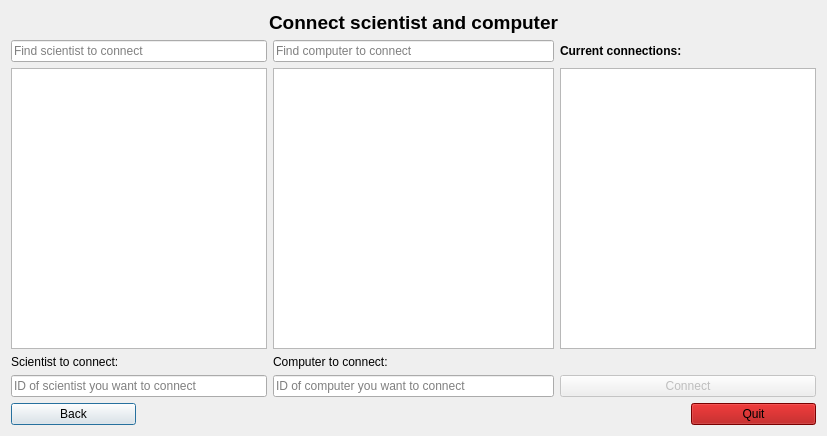
Chiquita40-VLN-H2016/chiquita40, file Skil3/ConnectWindow.ui: the form before one commit.
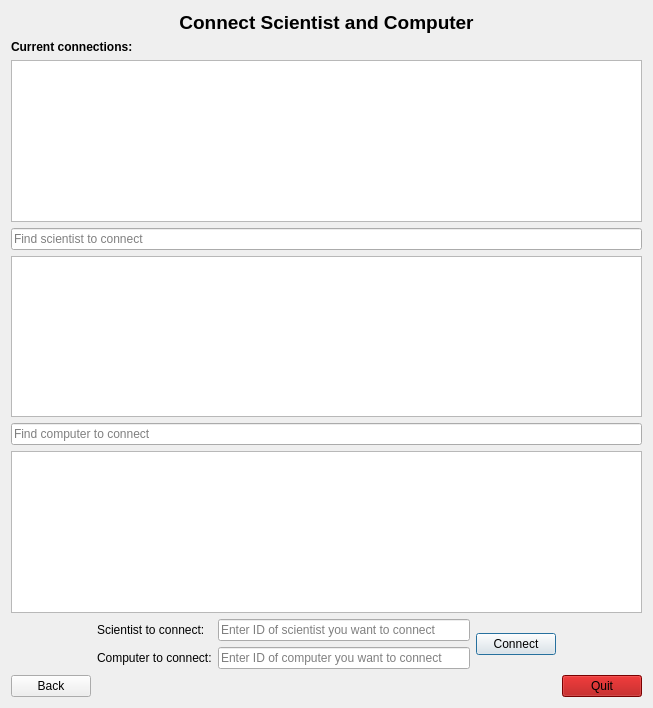
The form after the commit. Icons and pictures are not drawn.

```diff
--- a/Skil3/ConnectWindow.ui
+++ b/Skil3/ConnectWindow.ui
@@ -6,93 +6,108 @@
    <rect>
     <x>0</x>
     <y>0</y>
-    <width>827</width>
-    <height>436</height>
+    <width>653</width>
+    <height>708</height>
    </rect>
   </property>
+  <property name="font">
+   <font>
+    <pointsize>9</pointsize>
+   </font>
+  </property>
   <property name="windowTitle">
    <string>Dialog</string>
   </property>
   <layout class="QGridLayout" name="gridLayout">
-   <item row="1" column="0" colspan="2">
+   <item row="0" column="0" colspan="5">
+    <widget class="QLabel" name="label">
+     <property name="text">
+      <string>&lt;html&gt;&lt;head/&gt;&lt;body&gt;&lt;p align=&quot;center&quot;&gt;&lt;span style=&quot; font-size:14pt; font-weight:600;&quot;&gt;Connect Scientist and Computer&lt;/span&gt;&lt;/p&gt;&lt;/body&gt;&lt;/html&gt;</string>
+     </property>
+    </widget>
+   </item>
+   <item row="1" column="0" colspan="5">
+    <widget class="QLabel" name="label_currentConnections">
+     <property name="text">
+      <string>&lt;b&gt;Current connections:&lt;/b&gt;</string>
+     </property>
+    </widget>
+   </item>
+   <item row="2" column="0" colspan="5">
+    <widget class="QListWidget" name="list_connectCurrent"/>
+   </item>
+   <item row="3" column="0" colspan="5">
     <widget class="QLineEdit" name="input_connectScientistSearch">
      <property name="placeholderText">
       <string>Find scientist to connect</string>
      </property>
     </widget>
    </item>
-   <item row="1" column="2">
+   <item row="4" column="0" colspan="5">
+    <widget class="QListWidget" name="list_connectScientistSearchResult">
+     <property name="font">
+      <font>
+       <pointsize>9</pointsize>
+      </font>
+     </property>
+    </widget>
+   </item>
+   <item row="5" column="0" colspan="5">
     <widget class="QLineEdit" name="input_connectComputerSearch">
      <property name="placeholderText">
       <string>Find computer to connect</string>
      </property>
     </widget>
    </item>
-   <item row="1" column="3">
-    <widget class="QLabel" name="label_currentConnections">
-     <property name="text">
-      <string>&lt;b&gt;Current connections:&lt;/b&gt;</string>
-     </property>
-    </widget>
-   </item>
-   <item row="2" column="0" colspan="2">
-    <widget class="QListWidget" name="list_connectScientistSearchResult"/>
-   </item>
-   <item row="2" column="2">
+   <item row="6" column="0" colspan="5">
     <widget class="QListWidget" name="list_connectComputerSearchResult"/>
    </item>
-   <item row="2" column="3" colspan="2">
-    <widget class="QListWidget" name="list_connectCurrent"/>
-   </item>
-   <item row="3" column="0">
+   <item row="7" column="1">
     <widget class="QLabel" name="label_connectScientist">
      <property name="text">
       <string>Scientist to connect:</string>
      </property>
     </widget>
    </item>
-   <item row="3" column="2">
+   <item row="7" column="2">
+    <widget class="QLineEdit" name="input_connectScientistID">
+     <property name="placeholderText">
+      <string>Enter ID of scientist you want to connect</string>
+     </property>
+    </widget>
+   </item>
+   <item row="7" column="3" rowspan="2">
+    <widget class="QPushButton" name="button_connectScientistAndComputer">
+     <property name="enabled">
+      <bool>true</bool>
+     </property>
+     <property name="text">
+      <string>Connect</string>
+     </property>
+    </widget>
+   </item>
+   <item row="8" column="1">
     <widget class="QLabel" name="label_connectComputer">
      <property name="text">
       <string>Computer to connect:</string>
      </property>
     </widget>
    </item>
-   <item row="4" column="0" colspan="2">
-    <widget class="QLineEdit" name="input_connectScientistID">
-     <property name="placeholderText">
-      <string>ID of scientist you want to connect</string>
-     </property>
-    </widget>
-   </item>
-   <item row="4" column="2">
+   <item row="8" column="2">
     <widget class="QLineEdit" name="input_connectComputerID">
      <property name="placeholderText">
-      <string>ID of computer you want to connect</string>
+      <string>Enter ID of computer you want to connect</string>
      </property>
     </widget>
    </item>
-   <item row="5" column="0">
+   <item row="9" column="0">
     <widget class="QPushButton" name="button_connectBack">
      <property name="text">
       <string>Back</string>
      </property>
     </widget>
    </item>
-   <item row="5" column="1" colspan="3">
-    <spacer name="horizontalSpacer">
-     <property name="orientation">
-      <enum>Qt::Horizontal</enum>
-     </property>
-     <property name="sizeHint" stdset="0">
-      <size>
-       <width>544</width>
-       <height>20</height>
-      </size>
-     </property>
-    </spacer>
-   </item>
-   <item row="5" column="4">
+   <item row="9" column="4">
     <widget class="QPushButton" name="button_connectQuit">
      <property name="styleSheet">
       <string notr="true">background-color: rgb(170, 0, 0);
@@ -105,20 +120,10 @@
      </property>
     </widget>
    </item>
-   <item row="4" column="3" colspan="2">
-    <widget class="QPushButton" name="button_connectScientistAndComputer">
-     <property name="enabled">
-      <bool>false</bool>
-     </property>
+   <item row="9" column="2">
+    <widget class="QLabel" name="label_connectErrorMessage">
      <property name="text">
-      <string>Connect</string>
-     </property>
-    </widget>
-   </item>
-   <item row="0" column="0" colspan="5">
-    <widget class="QLabel" name="label">
-     <property name="text">
-      <string>&lt;html&gt;&lt;head/&gt;&lt;body&gt;&lt;p align=&quot;center&quot;&gt;&lt;span style=&quot; font-size:14pt; font-weight:600;&quot;&gt;Connect scientist and computer&lt;/span&gt;&lt;/p&gt;&lt;/body&gt;&lt;/html&gt;</string>
+      <string/>
      </property>
     </widget>
    </item>
```
Left out of the diff: 6 changed lines with no effect on the pictures.
